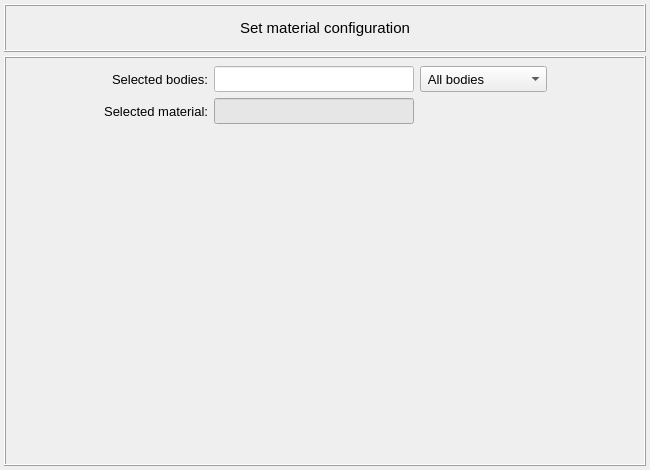
Old version of the form vibra/interface/data/ui_files/model/setup/material/set_material.ui in the repository MOPT-UFSC/VIBRA.
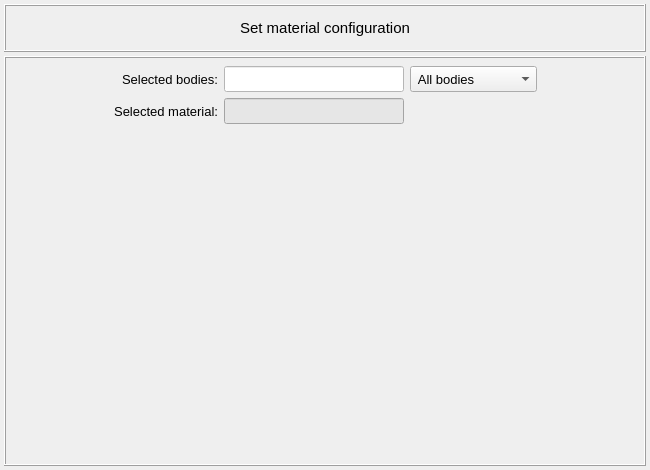
New version of the form.

```diff
--- a/vibra/interface/data/ui_files/model/setup/material/set_material.ui
+++ b/vibra/interface/data/ui_files/model/setup/material/set_material.ui
@@ -198,13 +198,13 @@
            </property>
            <property name="minimumSize">
             <size>
-             <width>200</width>
+             <width>180</width>
              <height>26</height>
             </size>
            </property>
            <property name="maximumSize">
             <size>
-             <width>200</width>
+             <width>180</width>
              <height>26</height>
             </size>
            </property>
@@ -256,13 +256,13 @@
            </property>
            <property name="minimumSize">
             <size>
-             <width>200</width>
+             <width>180</width>
              <height>26</height>
             </size>
            </property>
            <property name="maximumSize">
             <size>
-             <width>200</width>
+             <width>180</width>
              <height>26</height>
             </size>
            </property>
```
Left out of the diff: 2 changed lines with no effect on the pictures.
